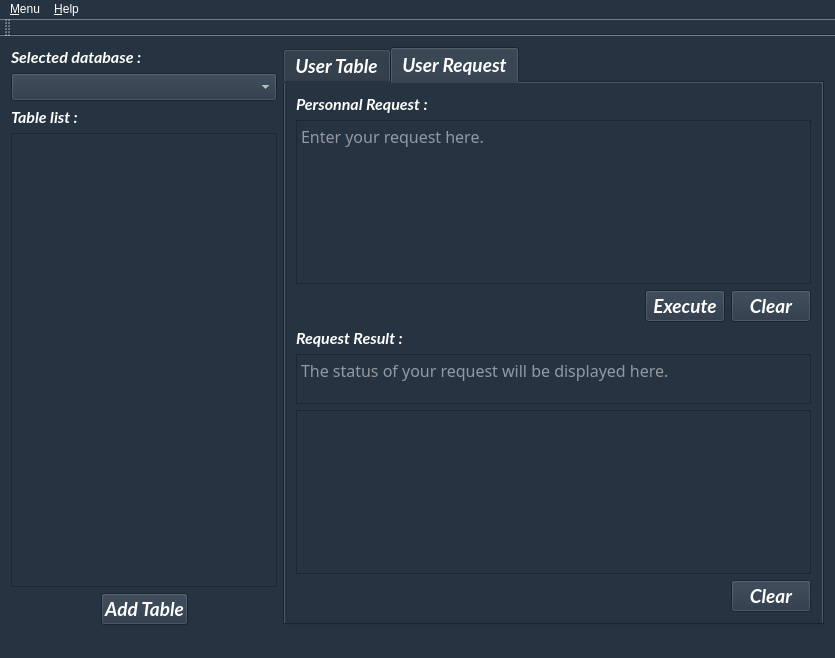
First picture: the form in mainwindow.ui, repository LouisVraie/dbManagerApp, before the edit.
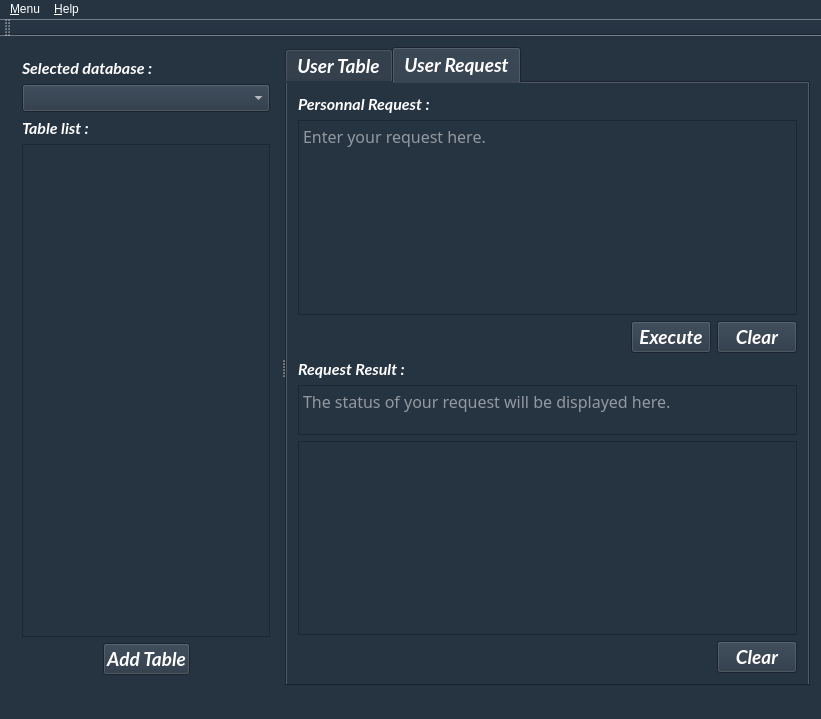
Second picture: the form after the edit. Icons and pictures are not drawn.

Diff of the .ui file:
```diff
--- a/mainwindow.ui
+++ b/mainwindow.ui
@@ -6,8 +6,8 @@
    <rect>
     <x>0</x>
     <y>0</y>
-    <width>835</width>
-    <height>658</height>
+    <width>821</width>
+    <height>719</height>
    </rect>
   </property>
   <property name="windowTitle">
@@ -24,6 +24,11 @@
   <widget class="QWidget" name="centralWidget">
    <layout class="QHBoxLayout" name="horizontalLayout_5">
     <item>
+     <widget class="QSplitter" name="splitter">
+      <property name="orientation">
+       <enum>Qt::Horizontal</enum>
+      </property>
+      <widget class="QWidget" name="">
      <layout class="QVBoxLayout" name="verticalLayout">
       <item>
        <widget class="QLabel" name="label_3">
@@ -72,6 +77,18 @@
       </item>
       <item>
        <widget class="QListWidget" name="listWidget_Table">
+          <property name="minimumSize">
+           <size>
+            <width>100</width>
+            <height>0</height>
+           </size>
+          </property>
+          <property name="maximumSize">
+           <size>
+            <width>16777215</width>
+            <height>16777215</height>
+           </size>
+          </property>
         <property name="font">
          <font>
           <family>Lato</family>
@@ -130,9 +147,14 @@
        </layout>
       </item>
      </layout>
-    </item>
-    <item>
+      </widget>
      <widget class="QTabWidget" name="tabWidget">
+       <property name="minimumSize">
+        <size>
+         <width>400</width>
+         <height>0</height>
+        </size>
+       </property>
       <property name="font">
        <font>
         <family>Lato</family>
@@ -424,6 +446,7 @@
        </layout>
       </widget>
      </widget>
+     </widget>
     </item>
    </layout>
   </widget>
@@ -432,7 +455,7 @@
     <rect>
      <x>0</x>
      <y>0</y>
-     <width>835</width>
+     <width>821</width>
      <height>24</height>
     </rect>
    </property>
```
Lines whose indentation alone changed are shown as unchanged.
